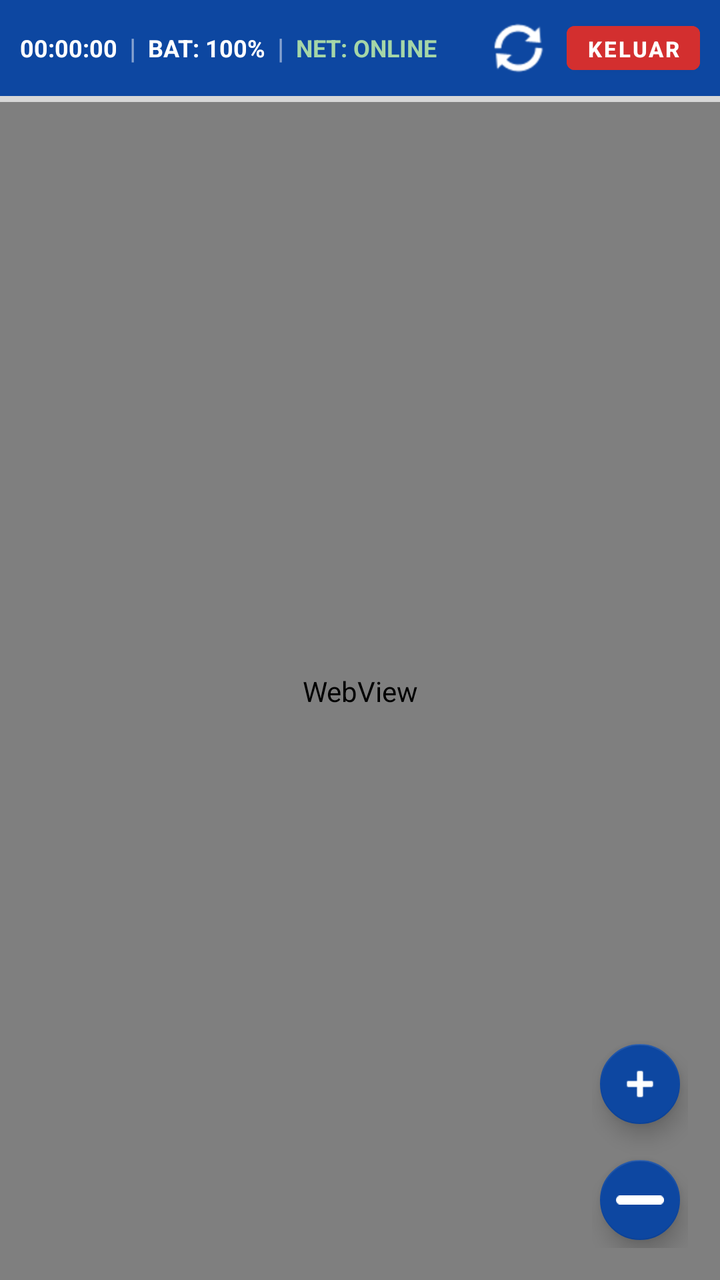
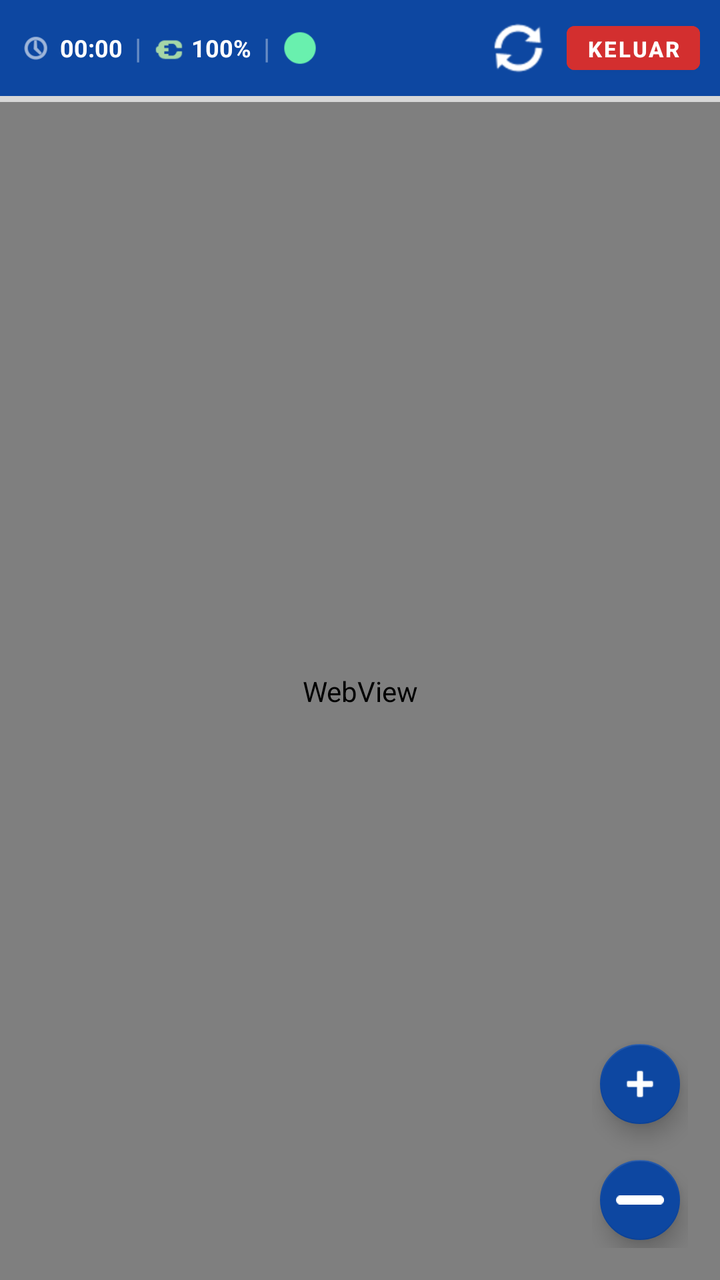

An Android layout rendered at two revisions. The XML below is the earlier revision; the diff shows what the commit changed to produce the second picture.
<!-- AndroidManifest.xml: application theme Theme.MaterialComponents.Light.NoActionBar -->
<!-- res/layout/activity_exam.xml -->
<?xml version="1.0" encoding="utf-8"?>
<RelativeLayout xmlns:android="http://schemas.android.com/apk/res/android"
    xmlns:app="http://schemas.android.com/apk/res-auto"
    android:layout_width="match_parent"
    android:layout_height="match_parent"
    android:background="@color/white">

    
    <RelativeLayout
        android:id="@+id/topBar"
        android:layout_width="match_parent"
        android:layout_height="48dp"
        android:background="@color/primary"
        android:paddingHorizontal="10dp">

        
        <LinearLayout
            android:layout_width="wrap_content"
            android:layout_height="match_parent"
            android:layout_alignParentStart="true"
            android:gravity="center_vertical"
            android:orientation="horizontal">

            <TextClock
                android:id="@+id/txtClock"
                android:layout_width="wrap_content"
                android:layout_height="wrap_content"
                android:format12Hour="HH:mm:ss"
                android:format24Hour="HH:mm:ss"
                android:textColor="@color/white"
                android:textSize="12sp"
                android:textStyle="bold" />

            <TextView
                android:layout_width="wrap_content"
                android:layout_height="wrap_content"
                android:layout_marginHorizontal="6dp"
                android:text="|"
                android:textColor="#80FFFFFF" />

            <TextView
                android:id="@+id/txtBattery"
                android:layout_width="wrap_content"
                android:layout_height="wrap_content"
                android:text="BAT: 100%"
                android:textColor="@color/white"
                android:textSize="12sp"
                android:textStyle="bold" />

            <TextView
                android:layout_width="wrap_content"
                android:layout_height="wrap_content"
                android:layout_marginHorizontal="6dp"
                android:text="|"
                android:textColor="#80FFFFFF" />

            <TextView
                android:id="@+id/txtNetwork"
                android:layout_width="wrap_content"
                android:layout_height="wrap_content"
                android:text="NET: ONLINE"
                android:textColor="#A5D6A7"
                android:textSize="12sp"
                android:textStyle="bold" />
        </LinearLayout>

        
        <LinearLayout
            android:layout_width="wrap_content"
            android:layout_height="match_parent"
            android:layout_alignParentEnd="true"
            android:gravity="center_vertical"
            android:orientation="horizontal">

            <ImageButton
                android:id="@+id/btnRefresh"
                android:layout_width="36dp"
                android:layout_height="36dp"
                android:layout_marginEnd="6dp"
                android:background="?attr/selectableItemBackgroundBorderless"
                android:contentDescription="Refresh"
                android:src="@android:drawable/ic_popup_sync"
                app:tint="@color/white" />

            <Button
                android:id="@+id/btnExit"
                android:layout_width="wrap_content"
                android:layout_height="34dp"
                android:backgroundTint="@color/danger"
                android:minWidth="0dp"
                android:paddingHorizontal="10dp"
                android:text="KELUAR"
                android:textColor="@color/white"
                android:textSize="11sp"
                android:textStyle="bold" />
        </LinearLayout>
    </RelativeLayout>

    
    <ProgressBar
        android:id="@+id/progressBar"
        style="?android:attr/progressBarStyleHorizontal"
        android:layout_width="match_parent"
        android:layout_height="3dp"
        android:layout_below="@id/topBar"
        android:max="100"
        android:progressTint="@color/accent" />

    
    <WebView
        android:id="@+id/webViewExam"
        android:layout_width="match_parent"
        android:layout_height="match_parent"
        android:layout_below="@id/progressBar" />

    
    <LinearLayout
        android:layout_width="wrap_content"
        android:layout_height="wrap_content"
        android:layout_alignParentEnd="true"
        android:layout_alignParentBottom="true"
        android:layout_margin="16dp"
        android:orientation="vertical">

        <com.google.android.material.floatingactionbutton.FloatingActionButton
            android:id="@+id/btnZoomIn"
            android:layout_width="wrap_content"
            android:layout_height="wrap_content"
            android:layout_marginBottom="10dp"
            android:contentDescription="Zoom In"
            android:src="@android:drawable/ic_input_add"
            app:backgroundTint="@color/primary"
            app:fabSize="mini"
            app:tint="@color/white" />

        <com.google.android.material.floatingactionbutton.FloatingActionButton
            android:id="@+id/btnZoomOut"
            android:layout_width="wrap_content"
            android:layout_height="wrap_content"
            android:contentDescription="Zoom Out"
            android:src="@android:drawable/button_onoff_indicator_off"
            app:backgroundTint="@color/primary"
            app:fabSize="mini"
            app:tint="@color/white" />
    </LinearLayout>

</RelativeLayout>
<!-- resources referenced by this layout -->
<resources>
  <color name="accent">#FF8F00</color>
  <color name="danger">#D32F2F</color>
  <color name="primary">#0D47A1</color>
  <color name="white">#FFFFFF</color>
</resources>

<!-- the commit's change to res/layout/activity_exam.xml (unified diff, before → after) -->
@@ -21,12 +21,22 @@
             android:gravity="center_vertical"
             android:orientation="horizontal">
 
+            
+            <ImageView
+                android:id="@+id/iconClock"
+                android:layout_width="16dp"
+                android:layout_height="16dp"
+                android:layout_marginEnd="4dp"
+                android:contentDescription="Jam"
+                android:src="@android:drawable/ic_menu_recent_history"
+                app:tint="@color/white" />
+
             <TextClock
                 android:id="@+id/txtClock"
                 android:layout_width="wrap_content"
                 android:layout_height="wrap_content"
-                android:format12Hour="HH:mm:ss"
-                android:format24Hour="HH:mm:ss"
+                android:format12Hour="HH:mm"
+                android:format24Hour="HH:mm"
                 android:textColor="@color/white"
                 android:textSize="12sp"
                 android:textStyle="bold" />
@@ -36,13 +46,23 @@
                 android:layout_height="wrap_content"
                 android:layout_marginHorizontal="6dp"
                 android:text="|"
-                android:textColor="#80FFFFFF" />
+                android:textColor="#60FFFFFF" />
+
+            
+            <ImageView
+                android:id="@+id/iconBattery"
+                android:layout_width="16dp"
+                android:layout_height="16dp"
+                android:layout_marginEnd="3dp"
+                android:contentDescription="Baterai"
+                android:src="@android:drawable/ic_lock_idle_charging"
+                app:tint="#A5D6A7" />
 
             <TextView
                 android:id="@+id/txtBattery"
                 android:layout_width="wrap_content"
                 android:layout_height="wrap_content"
-                android:text="BAT: 100%"
+                android:text="100%"
                 android:textColor="@color/white"
                 android:textSize="12sp"
                 android:textStyle="bold" />
@@ -52,16 +72,16 @@
                 android:layout_height="wrap_content"
                 android:layout_marginHorizontal="6dp"
                 android:text="|"
-                android:textColor="#80FFFFFF" />
+                android:textColor="#60FFFFFF" />
 
-            <TextView
-                android:id="@+id/txtNetwork"
-                android:layout_width="wrap_content"
-                android:layout_height="wrap_content"
-                android:text="NET: ONLINE"
-                android:textColor="#A5D6A7"
-                android:textSize="12sp"
-                android:textStyle="bold" />
+            
+            <ImageView
+                android:id="@+id/iconNetwork"
+                android:layout_width="18dp"
+                android:layout_height="18dp"
+                android:contentDescription="Status Jaringan"
+                android:src="@android:drawable/presence_online"
+                app:tint="#69F0AE" />
         </LinearLayout>
 
         
